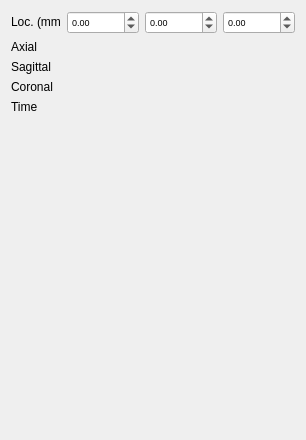
MITK/MITK, file Plugins/org.mitk.gui.qt.imagenavigator/src/internal/QmitkImageNavigatorViewControls.ui: the form before one commit.
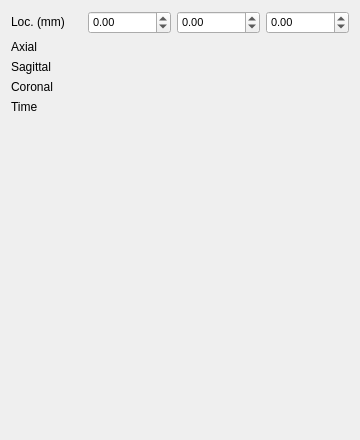
The form after the commit. Custom widgets are drawn as their Qt base class.

Commit message: no more clipped "Loc. (mm)"

```diff
--- a/Plugins/org.mitk.gui.qt.imagenavigator/src/internal/QmitkImageNavigatorViewControls.ui
+++ b/Plugins/org.mitk.gui.qt.imagenavigator/src/internal/QmitkImageNavigatorViewControls.ui
@@ -6,7 +6,7 @@
    <rect>
     <x>0</x>
     <y>0</y>
-    <width>296</width>
+    <width>360</width>
     <height>440</height>
    </rect>
   </property>
@@ -102,7 +102,7 @@
      </property>
      <property name="font">
       <font>
-       <pointsize>7</pointsize>
+       <pointsize>8</pointsize>
       </font>
      </property>
      <property name="keyboardTracking">
@@ -161,17 +161,11 @@
    <item row="0" column="0">
     <widget class="QLabel" name="m_LocationLabel">
      <property name="sizePolicy">
-      <sizepolicy hsizetype="Minimum" vsizetype="Fixed">
+      <sizepolicy hsizetype="Preferred" vsizetype="Fixed">
        <horstretch>0</horstretch>
        <verstretch>0</verstretch>
       </sizepolicy>
      </property>
-     <property name="maximumSize">
-      <size>
-       <width>50</width>
-       <height>16777215</height>
-      </size>
-     </property>
      <property name="text">
       <string>Loc. (mm)</string>
      </property>
@@ -187,7 +181,7 @@
      </property>
      <property name="font">
       <font>
-       <pointsize>7</pointsize>
+       <pointsize>8</pointsize>
       </font>
      </property>
      <property name="keyboardTracking">
@@ -214,7 +208,7 @@
      </property>
      <property name="font">
       <font>
-       <pointsize>7</pointsize>
+       <pointsize>8</pointsize>
       </font>
      </property>
      <property name="keyboardTracking">
```
